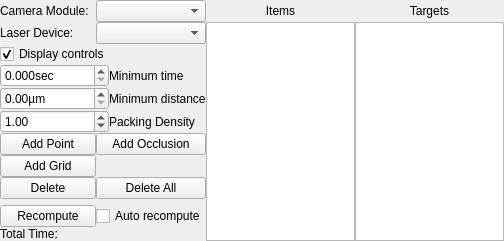
The window that lib/devices/Scanner/ProtocolTemplate.ui (acq4/acq4) describes before a commit, drawn with Qt 5.
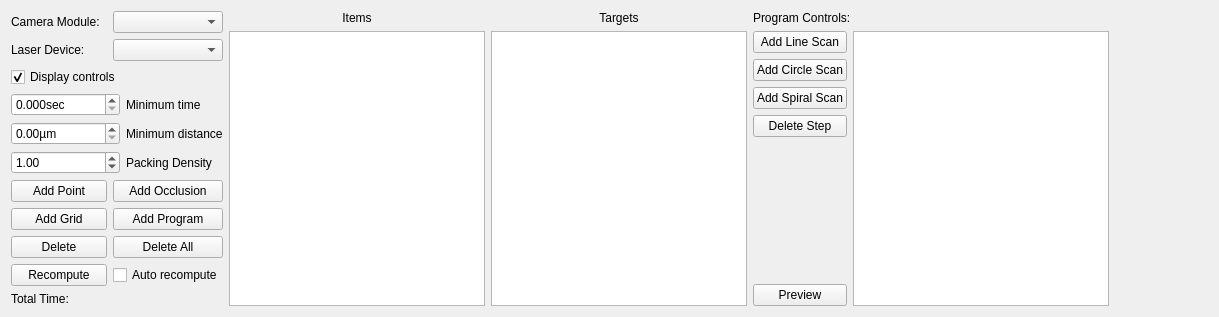
The same window after the commit.

Commit message: designed Gui for Scanner patterns started to build SpiralROI - this currently causes crashes.

Diff of the .ui file:
```diff
--- a/lib/devices/Scanner/ProtocolTemplate.ui
+++ b/lib/devices/Scanner/ProtocolTemplate.ui
@@ -6,20 +6,18 @@
    <rect>
     <x>0</x>
     <y>0</y>
-    <width>504</width>
-    <height>241</height>
+    <width>1219</width>
+    <height>314</height>
    </rect>
   </property>
   <property name="windowTitle">
    <string>Form</string>
   </property>
+  <layout class="QGridLayout" name="gridLayout_4">
+   <item row="0" column="0">
+    <layout class="QGridLayout" name="gridLayout_3">
+     <item row="0" column="0" rowspan="2">
   <layout class="QGridLayout" name="gridLayout_2">
-   <property name="margin">
-    <number>0</number>
-   </property>
-   <property name="spacing">
-    <number>0</number>
-   </property>
    <item row="0" column="0">
     <widget class="QLabel" name="label">
      <property name="text">
@@ -30,26 +28,6 @@
    <item row="0" column="1">
     <widget class="QComboBox" name="cameraCombo"/>
    </item>
-   <item row="0" column="2">
-    <widget class="QLabel" name="label_5">
-     <property name="text">
-      <string>Items</string>
-     </property>
-     <property name="alignment">
-      <set>Qt::AlignCenter</set>
-     </property>
-    </widget>
-   </item>
-   <item row="0" column="3">
-    <widget class="QLabel" name="label_6">
-     <property name="text">
-      <string>Targets</string>
-     </property>
-     <property name="alignment">
-      <set>Qt::AlignCenter</set>
-     </property>
-    </widget>
-   </item>
    <item row="1" column="0">
     <widget class="QLabel" name="label_2">
      <property name="text">
@@ -60,13 +38,6 @@
    <item row="1" column="1">
     <widget class="QComboBox" name="laserCombo"/>
    </item>
-   <item row="1" column="3" rowspan="9">
-    <widget class="QListWidget" name="targetList">
-     <property name="dragDropMode">
-      <enum>QAbstractItemView::InternalMove</enum>
-     </property>
-    </widget>
-   </item>
    <item row="2" column="0" colspan="2">
     <widget class="QCheckBox" name="displayCheck">
      <property name="text">
@@ -155,19 +126,6 @@
      </property>
     </widget>
    </item>
-   <item row="4" column="4">
-    <spacer name="horizontalSpacer">
-     <property name="orientation">
-      <enum>Qt::Horizontal</enum>
-     </property>
-     <property name="sizeHint" stdset="0">
-      <size>
-       <width>40</width>
-       <height>20</height>
-      </size>
-     </property>
-    </spacer>
-   </item>
    <item row="5" column="0">
     <widget class="QPushButton" name="addGridBtn">
      <property name="text">
@@ -175,6 +133,13 @@
      </property>
     </widget>
    </item>
+       <item row="5" column="1">
+        <widget class="QPushButton" name="addProgramBtn">
+         <property name="text">
+          <string>Add Program</string>
+         </property>
+        </widget>
+       </item>
    <item row="6" column="0">
     <widget class="QPushButton" name="deleteBtn">
      <property name="text">
@@ -209,16 +174,6 @@
      </property>
     </widget>
    </item>
-   <item row="9" column="0" colspan="2">
-    <widget class="QLabel" name="timeLabel">
-     <property name="text">
-      <string>Total Time:</string>
-     </property>
-    </widget>
-   </item>
-   <item row="1" column="2" rowspan="9">
-    <widget class="QListWidget" name="itemList"/>
-   </item>
    <item row="8" column="1">
     <widget class="QCheckBox" name="checkBox">
      <property name="text">
@@ -226,7 +181,162 @@
      </property>
     </widget>
    </item>
-  </layout>
+       <item row="9" column="0">
+        <widget class="QLabel" name="timeLabel">
+         <property name="text">
+          <string>Total Time:</string>
+         </property>
+        </widget>
+       </item>
+      </layout>
+     </item>
+     <item row="0" column="1">
+      <widget class="QLabel" name="label_5">
+       <property name="text">
+        <string>Items</string>
+       </property>
+       <property name="alignment">
+        <set>Qt::AlignCenter</set>
+       </property>
+      </widget>
+     </item>
+     <item row="0" column="2">
+      <widget class="QLabel" name="label_6">
+       <property name="text">
+        <string>Targets</string>
+       </property>
+       <property name="alignment">
+        <set>Qt::AlignCenter</set>
+       </property>
+      </widget>
+     </item>
+     <item row="0" column="3" rowspan="2">
+      <layout class="QVBoxLayout" name="programControlsLayout">
+       <item>
+        <widget class="QLabel" name="label_8">
+         <property name="text">
+          <string>Program Controls:</string>
+         </property>
+        </widget>
+       </item>
+       <item>
+        <layout class="QHBoxLayout" name="horizontalLayout">
+         <item>
+          <layout class="QVBoxLayout" name="verticalLayout">
+           <item>
+            <widget class="QPushButton" name="addLineScanBtn">
+             <property name="text">
+              <string>Add Line Scan</string>
+             </property>
+            </widget>
+           </item>
+           <item>
+            <widget class="QPushButton" name="addCircleScanBtn">
+             <property name="text">
+              <string>Add Circle Scan</string>
+             </property>
+            </widget>
+           </item>
+           <item>
+            <widget class="QPushButton" name="addSpiralScanBtn">
+             <property name="text">
+              <string>Add Spiral Scan</string>
+             </property>
+            </widget>
+           </item>
+           <item>
+            <widget class="QPushButton" name="deleteStepBtn">
+             <property name="text">
+              <string>Delete Step</string>
+             </property>
+            </widget>
+           </item>
+           <item>
+            <spacer name="verticalSpacer_2">
+             <property name="orientation">
+              <enum>Qt::Vertical</enum>
+             </property>
+             <property name="sizeHint" stdset="0">
+              <size>
+               <width>20</width>
+               <height>40</height>
+              </size>
+             </property>
+            </spacer>
+           </item>
+           <item>
+            <widget class="QPushButton" name="previewBtn">
+             <property name="text">
+              <string>Preview</string>
+             </property>
+            </widget>
+           </item>
+          </layout>
+         </item>
+         <item>
+          <widget class="QTableWidget" name="tableWidget">
+           <property name="sortingEnabled">
+            <bool>true</bool>
+           </property>
+          </widget>
+         </item>
+        </layout>
+       </item>
+      </layout>
+     </item>
+     <item row="1" column="1">
+      <widget class="QListWidget" name="itemList"/>
+     </item>
+     <item row="1" column="2">
+      <widget class="QListWidget" name="targetList">
+       <property name="dragDropMode">
+        <enum>QAbstractItemView::InternalMove</enum>
+       </property>
+      </widget>
+     </item>
+     <item row="1" column="4">
+      <spacer name="horizontalSpacer">
+       <property name="orientation">
+        <enum>Qt::Horizontal</enum>
+       </property>
+       <property name="sizeHint" stdset="0">
+        <size>
+         <width>40</width>
+         <height>20</height>
+        </size>
+       </property>
+      </spacer>
+     </item>
+    </layout>
+   </item>
+  </layout>
+  <zorder>label</zorder>
+  <zorder>cameraCombo</zorder>
+  <zorder>label_5</zorder>
+  <zorder>label_6</zorder>
+  <zorder>label_2</zorder>
+  <zorder>laserCombo</zorder>
+  <zorder>targetList</zorder>
+  <zorder>displayCheck</zorder>
+  <zorder>addPointBtn</zorder>
+  <zorder>addOcclusionBtn</zorder>
+  <zorder>addGridBtn</zorder>
+  <zorder>deleteBtn</zorder>
+  <zorder>deleteAllBtn</zorder>
+  <zorder>recomputeBtn</zorder>
+  <zorder>timeLabel</zorder>
+  <zorder>itemList</zorder>
+  <zorder>checkBox</zorder>
+  <zorder>addProgramBtn</zorder>
+  <zorder>horizontalSpacer</zorder>
+  <zorder>label_8</zorder>
+  <zorder>tableWidget</zorder>
+  <zorder>addLineScanBtn</zorder>
+  <zorder>addCircleScanBtn</zorder>
+  <zorder>addSpiralScanBtn</zorder>
+  <zorder>deleteStepBtn</zorder>
+  <zorder>tableWidget</zorder>
+  <zorder>tableWidget</zorder>
  </widget>
  <resources/>
  <connections/>
```
Lines whose indentation alone changed are shown as unchanged. The commit also changes 5 other files.
